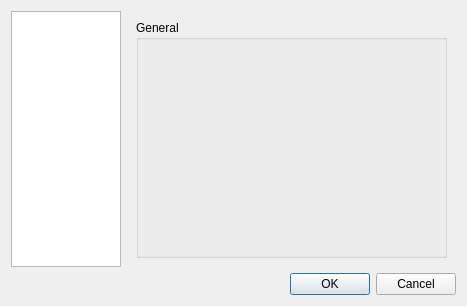
First picture: the form in src/ui/optionsdialog.ui, repository slopjong/MediaSpy, before the edit.
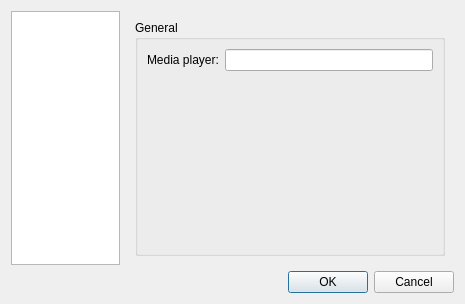
Second picture: the form after the edit. The open tabs and pages were chosen to show the change.

Commit message: Add play action in media menu + option: media player is selectable

```diff
--- a/src/ui/optionsdialog.ui
+++ b/src/ui/optionsdialog.ui
@@ -6,8 +6,8 @@
    <rect>
     <x>0</x>
     <y>0</y>
-    <width>467</width>
-    <height>306</height>
+    <width>465</width>
+    <height>304</height>
    </rect>
   </property>
   <property name="windowTitle">
@@ -60,6 +60,26 @@
           <bool>false</bool>
          </property>
          <layout class="QVBoxLayout" name="verticalLayout_3">
+          <item>
+           <layout class="QHBoxLayout" name="horizontalLayout_3">
+            <item>
+             <widget class="QLabel" name="playerLabel">
+              <property name="sizePolicy">
+               <sizepolicy hsizetype="Maximum" vsizetype="Preferred">
+                <horstretch>0</horstretch>
+                <verstretch>0</verstretch>
+               </sizepolicy>
+              </property>
+              <property name="text">
+               <string>Media player:</string>
+              </property>
+             </widget>
+            </item>
+            <item>
+             <widget class="QLineEdit" name="playerEdit"/>
+            </item>
+           </layout>
+          </item>
           <item>
            <spacer name="genVerticalSpacer">
             <property name="orientation">
```
Left out of the diff: 2 changed lines with no effect on the pictures. The commit also changes 11 other files.
